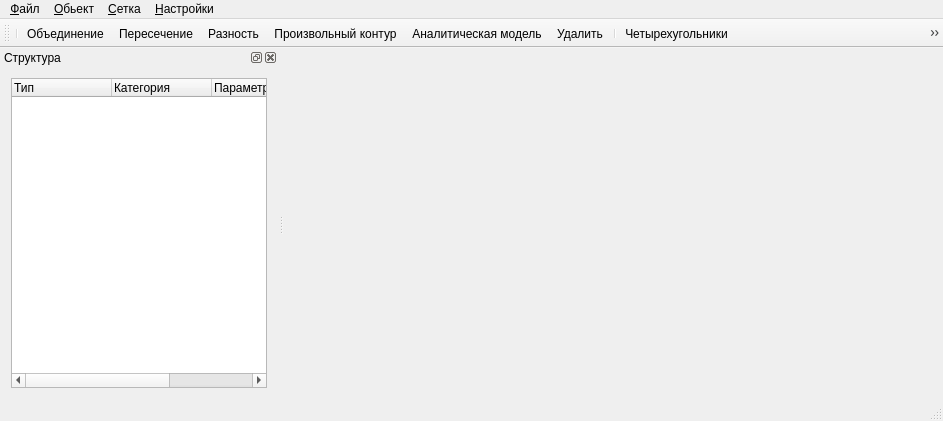
The window that qzcad/mainwindow.ui (qzcad/qzcad-tree) describes before a commit, drawn with Qt 5.
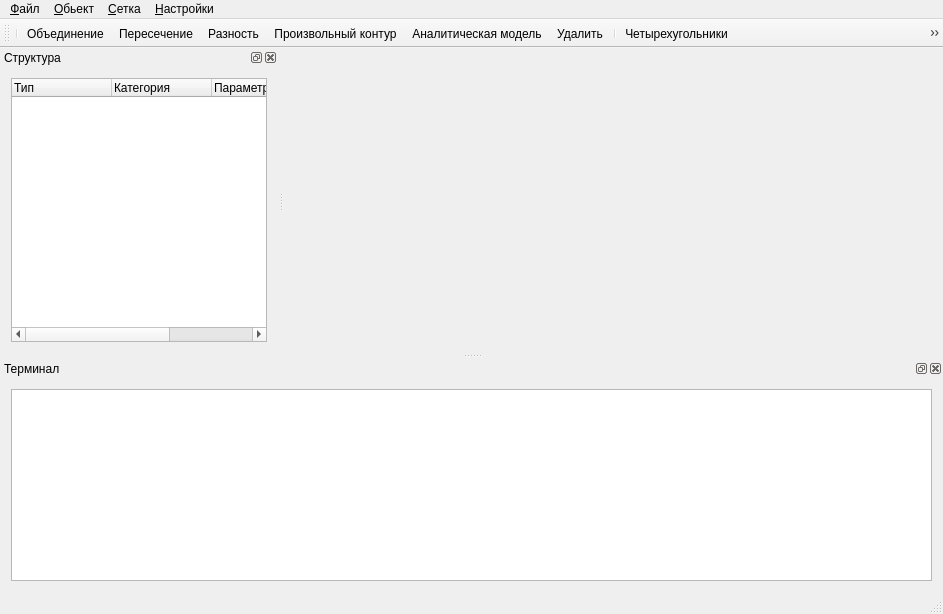
The same window after the commit. Icons and pictures are not drawn. Custom widgets are drawn as their Qt base class.

Commit message: Терминал сообщений стандартного потока

Patch:
```diff
--- a/qzcad/mainwindow.ui
+++ b/qzcad/mainwindow.ui
@@ -7,7 +7,7 @@
     <x>0</x>
     <y>0</y>
     <width>943</width>
-    <height>421</height>
+    <height>614</height>
    </rect>
   </property>
   <property name="windowTitle">
@@ -207,6 +207,32 @@
     </layout>
    </widget>
   </widget>
+  <widget class="QDockWidget" name="terminalDock">
+   <property name="windowIcon">
+    <iconset resource="qzresources.qrc">
+     <normaloff>:/icons/qzicons/24x24/terminal.png</normaloff>:/icons/qzicons/24x24/terminal.png</iconset>
+   </property>
+   <property name="windowTitle">
+    <string>Терминал</string>
+   </property>
+   <attribute name="dockWidgetArea">
+    <number>8</number>
+   </attribute>
+   <widget class="QWidget" name="dockWidgetContents_2">
+    <layout class="QVBoxLayout" name="verticalLayout_2">
+     <item>
+      <widget class="QTextEdit" name="terminalText">
+       <property name="documentTitle">
+        <string>Сообщения системы</string>
+       </property>
+       <property name="readOnly">
+        <bool>true</bool>
+       </property>
+      </widget>
+     </item>
+    </layout>
+   </widget>
+  </widget>
   <action name="actionExit">
    <property name="icon">
     <iconset theme="exit">
```
The commit also changes 5 other files.
